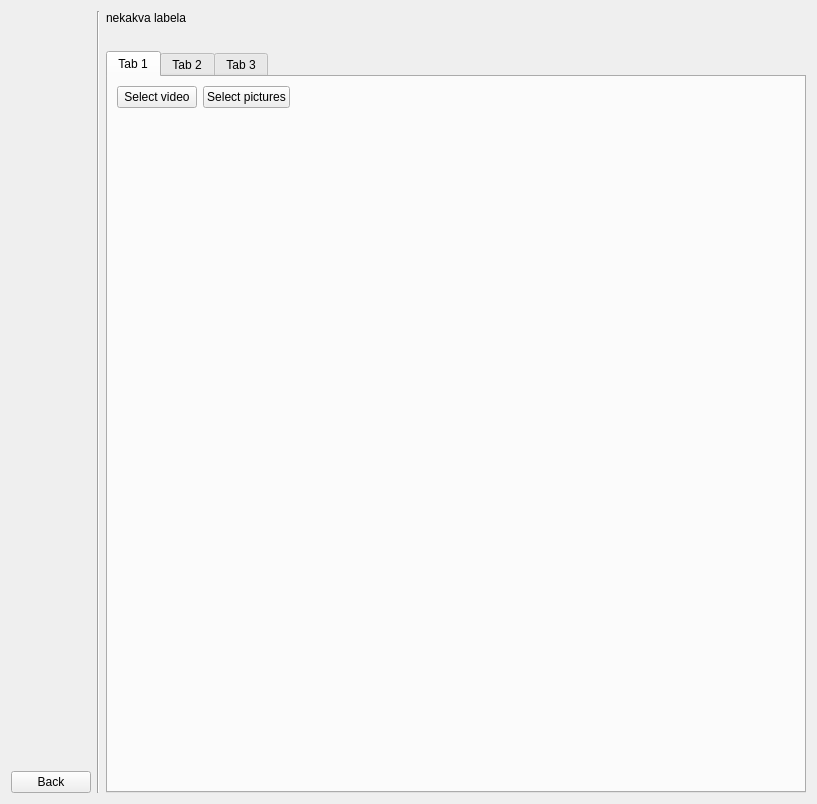
kuzzmak/deepfake, file gui/templates/make_deepfake_page.ui: the form before one commit.
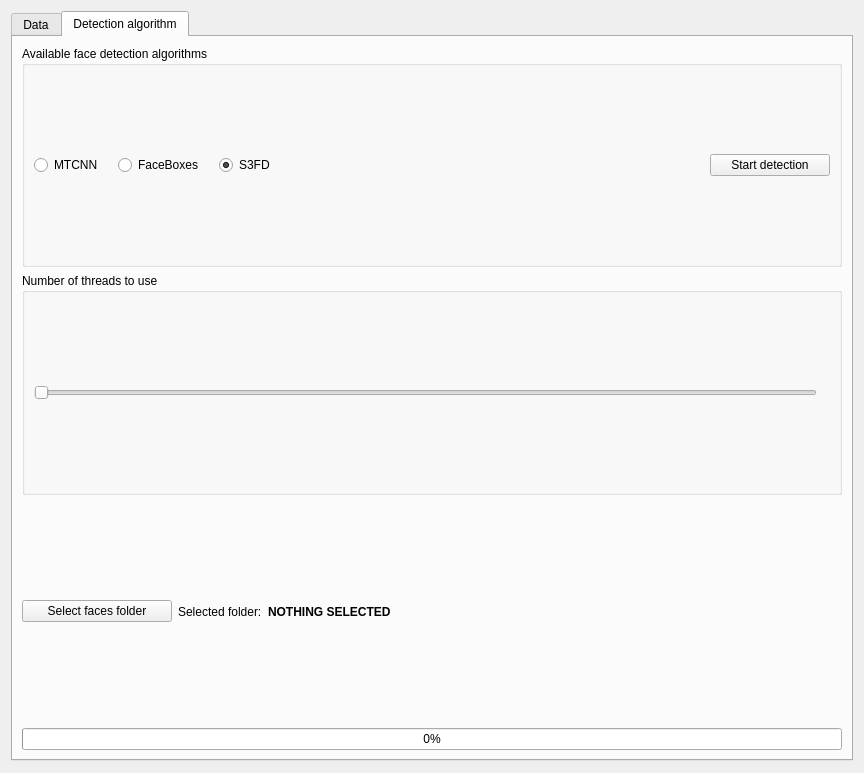
The form after the commit.

Commit message: Returned to make_deepfake_page from make_deepfake_page_2.

The edit to the form file:
```diff
--- a/gui/templates/make_deepfake_page.ui
+++ b/gui/templates/make_deepfake_page.ui
@@ -6,69 +6,88 @@
    <rect>
     <x>0</x>
     <y>0</y>
-    <width>817</width>
-    <height>804</height>
+    <width>864</width>
+    <height>773</height>
    </rect>
   </property>
   <property name="windowTitle">
    <string>Form</string>
   </property>
   <layout class="QVBoxLayout" name="verticalLayout_7">
+   <property name="spacing">
+    <number>20</number>
+   </property>
    <item>
-    <layout class="QVBoxLayout" name="verticalLayout">
-     <item>
-      <layout class="QHBoxLayout" name="horizontalLayout">
+    <widget class="QTabWidget" name="tab_widget">
+     <property name="currentIndex">
+      <number>1</number>
+     </property>
+     <widget class="QWidget" name="tab_1">
+      <attribute name="title">
+       <string>Data</string>
+      </attribute>
+      <layout class="QVBoxLayout" name="verticalLayout">
        <item>
-        <layout class="QVBoxLayout" name="verticalLayout_2">
-         <property name="sizeConstraint">
-          <enum>QLayout::SetDefaultConstraint</enum>
+        <widget class="QLabel" name="label">
+         <property name="font">
+          <font>
+           <pointsize>9</pointsize>
+          </font>
          </property>
-         <item>
-          <spacer name="verticalSpacer">
-           <property name="orientation">
-            <enum>Qt::Vertical</enum>
-           </property>
-           <property name="sizeHint" stdset="0">
-            <size>
-             <width>20</width>
-             <height>40</height>
-            </size>
-           </property>
-          </spacer>
-         </item>
-         <item>
-          <widget class="QPushButton" name="back_btn">
-           <property name="minimumSize">
-            <size>
-             <width>0</width>
-             <height>20</height>
-            </size>
-           </property>
-           <property name="text">
-            <string>Back</string>
-           </property>
-          </widget>
-         </item>
-        </layout>
+         <property name="text">
+          <string>Please select your training data. Possible choices are video and already existing images of faces.</string>
+         </property>
+        </widget>
        </item>
        <item>
         <widget class="Line" name="line">
          <property name="orientation">
-          <enum>Qt::Vertical</enum>
+          <enum>Qt::Horizontal</enum>
          </property>
         </widget>
        </item>
        <item>
-        <layout class="QVBoxLayout" name="verticalLayout_4">
+        <layout class="QHBoxLayout" name="horizontalLayout">
          <item>
-          <widget class="QLabel" name="label">
+          <widget class="QPushButton" name="select_video_btn">
+           <property name="minimumSize">
+            <size>
+             <width>200</width>
+             <height>0</height>
+            </size>
+           </property>
+           <property name="maximumSize">
+            <size>
+             <width>300</width>
+             <height>16777215</height>
+            </size>
+           </property>
            <property name="text">
-            <string>nekakva labela</string>
+            <string>Select video</string>
            </property>
           </widget>
          </item>
          <item>
-          <spacer name="horizontalSpacer">
+          <widget class="QPushButton" name="select_pictures_btn">
+           <property name="minimumSize">
+            <size>
+             <width>200</width>
+             <height>0</height>
+            </size>
+           </property>
+           <property name="maximumSize">
+            <size>
+             <width>300</width>
+             <height>16777215</height>
+            </size>
+           </property>
+           <property name="text">
+            <string>Select pictures</string>
+           </property>
+          </widget>
+         </item>
+         <item>
+          <spacer name="horizontalSpacer_3">
            <property name="orientation">
             <enum>Qt::Horizontal</enum>
            </property>
@@ -80,120 +99,233 @@
            </property>
           </spacer>
          </item>
+        </layout>
+       </item>
+       <item>
+        <widget class="Line" name="line_2">
+         <property name="orientation">
+          <enum>Qt::Horizontal</enum>
+         </property>
+        </widget>
+       </item>
+       <item>
+        <widget class="QLabel" name="preview_label">
+         <property name="font">
+          <font>
+           <pointsize>10</pointsize>
+          </font>
+         </property>
+         <property name="text">
+          <string/>
+         </property>
+        </widget>
+       </item>
+       <item>
+        <widget class="QStackedWidget" name="preview_widget">
+         <property name="sizePolicy">
+          <sizepolicy hsizetype="Preferred" vsizetype="MinimumExpanding">
+           <horstretch>0</horstretch>
+           <verstretch>0</verstretch>
+          </sizepolicy>
+         </property>
+         <property name="currentIndex">
+          <number>1</number>
+         </property>
+         <widget class="QWidget" name="page"/>
+         <widget class="QWidget" name="page_2"/>
+        </widget>
+       </item>
+      </layout>
+     </widget>
+     <widget class="QWidget" name="tab_2">
+      <attribute name="title">
+       <string>Detection algorithm</string>
+      </attribute>
+      <layout class="QVBoxLayout" name="detection_algorithm_tab_layout">
+       <item>
+        <widget class="QGroupBox" name="available_algorithms_gb">
+         <property name="title">
+          <string>Available face detection algorithms</string>
+         </property>
+         <layout class="QHBoxLayout" name="horizontalLayout_2">
+          <property name="spacing">
+           <number>15</number>
+          </property>
+          <item>
+           <widget class="QRadioButton" name="mtcnn_chk_btn">
+            <property name="text">
+             <string>MTCNN</string>
+            </property>
+           </widget>
+          </item>
+          <item>
+           <widget class="QRadioButton" name="faceboxes_chk_btn">
+            <property name="text">
+             <string>FaceBoxes</string>
+            </property>
+           </widget>
+          </item>
+          <item>
+           <widget class="QRadioButton" name="s3fd_chk_btn">
+            <property name="text">
+             <string>S3FD</string>
+            </property>
+            <property name="checked">
+             <bool>true</bool>
+            </property>
+           </widget>
+          </item>
+          <item>
+           <spacer name="horizontalSpacer">
+            <property name="orientation">
+             <enum>Qt::Horizontal</enum>
+            </property>
+            <property name="sizeHint" stdset="0">
+             <size>
+              <width>40</width>
+              <height>20</height>
+             </size>
+            </property>
+           </spacer>
+          </item>
+          <item>
+           <widget class="QPushButton" name="start_detection_btn">
+            <property name="minimumSize">
+             <size>
+              <width>120</width>
+              <height>0</height>
+             </size>
+            </property>
+            <property name="maximumSize">
+             <size>
+              <width>16777215</width>
+              <height>16777215</height>
+             </size>
+            </property>
+            <property name="baseSize">
+             <size>
+              <width>0</width>
+              <height>0</height>
+             </size>
+            </property>
+            <property name="text">
+             <string>Start detection</string>
+            </property>
+           </widget>
+          </item>
+         </layout>
+        </widget>
+       </item>
+       <item>
+        <widget class="QGroupBox" name="number_of_threads_gb">
+         <property name="title">
+          <string>Number of threads to use</string>
+         </property>
+         <layout class="QHBoxLayout" name="horizontalLayout_4">
+          <item>
+           <widget class="QSlider" name="number_of_threads_slider">
+            <property name="minimum">
+             <number>1</number>
+            </property>
+            <property name="orientation">
+             <enum>Qt::Horizontal</enum>
+            </property>
+           </widget>
+          </item>
+          <item>
+           <widget class="QLabel" name="number_of_threads_label">
+            <property name="font">
+             <font>
+              <pointsize>9</pointsize>
+             </font>
+            </property>
+            <property name="text">
+             <string/>
+            </property>
+           </widget>
+          </item>
+         </layout>
+        </widget>
+       </item>
+       <item>
+        <layout class="QHBoxLayout" name="horizontalLayout_3">
+         <item alignment="Qt::AlignLeft">
+          <widget class="QPushButton" name="select_faces_folder_btn">
+           <property name="minimumSize">
+            <size>
+             <width>150</width>
+             <height>0</height>
+            </size>
+           </property>
+           <property name="text">
+            <string>Select faces folder</string>
+           </property>
+          </widget>
+         </item>
+         <item alignment="Qt::AlignLeft">
+          <widget class="QLabel" name="label_2">
+           <property name="text">
+            <string>Selected folder:</string>
+           </property>
+          </widget>
+         </item>
          <item>
-          <widget class="QSplitter" name="splitter">
-           <property name="orientation">
-            <enum>Qt::Vertical</enum>
+          <widget class="QLabel" name="selected_faces_folder_label">
+           <property name="font">
+            <font>
+             <weight>75</weight>
+             <bold>true</bold>
+            </font>
            </property>
-           <widget class="QWidget" name="verticalLayoutWidget_5">
-            <layout class="QVBoxLayout" name="verticalLayout_6">
-             <item>
-              <widget class="QSplitter" name="splitter_2">
-               <property name="orientation">
-                <enum>Qt::Vertical</enum>
-               </property>
-               <widget class="QWidget" name="verticalLayoutWidget_4">
-                <layout class="QVBoxLayout" name="verticalLayout_5">
-                 <property name="spacing">
-                  <number>10</number>
-                 </property>
-                 <item>
-                  <widget class="QTabWidget" name="tabs">
-                   <property name="currentIndex">
-                    <number>0</number>
-                   </property>
-                   <widget class="QWidget" name="tab">
-                    <attribute name="title">
-                     <string>Tab 1</string>
-                    </attribute>
-                    <layout class="QVBoxLayout" name="verticalLayout_9">
-                     <item>
-                      <layout class="QVBoxLayout" name="tab_1_layout">
-                       <item>
-                        <layout class="QHBoxLayout" name="horizontalLayout_2">
-                         <item>
-                          <widget class="QPushButton" name="select_video_btn">
-                           <property name="sizePolicy">
-                            <sizepolicy hsizetype="Fixed" vsizetype="Fixed">
-                             <horstretch>0</horstretch>
-                             <verstretch>0</verstretch>
-                            </sizepolicy>
-                           </property>
-                           <property name="text">
-                            <string>Select video</string>
-                           </property>
-                          </widget>
-                         </item>
-                         <item>
-                          <widget class="QPushButton" name="select_pictures_btn">
-                           <property name="sizePolicy">
-                            <sizepolicy hsizetype="Fixed" vsizetype="Fixed">
-                             <horstretch>0</horstretch>
-                             <verstretch>0</verstretch>
-                            </sizepolicy>
-                           </property>
-                           <property name="text">
-                            <string>Select pictures</string>
-                           </property>
-                          </widget>
-                         </item>
-                         <item>
-                          <spacer name="horizontalSpacer_2">
-                           <property name="orientation">
-                            <enum>Qt::Horizontal</enum>
-                           </property>
-                           <property name="sizeHint" stdset="0">
-                            <size>
-                             <width>40</width>
-                             <height>20</height>
-                            </size>
-                           </property>
-                          </spacer>
-                         </item>
-                        </layout>
-                       </item>
-                       <item>
-                        <spacer name="verticalSpacer_2">
-                         <property name="orientation">
-                          <enum>Qt::Vertical</enum>
-                         </property>
-                         <property name="sizeHint" stdset="0">
-                          <size>
-                           <width>20</width>
-                           <height>40</height>
-                          </size>
-                         </property>
-                        </spacer>
-                       </item>
-                      </layout>
-                     </item>
-                    </layout>
-                   </widget>
-                   <widget class="QWidget" name="tab_2">
-                    <attribute name="title">
-                     <string>Tab 2</string>
-                    </attribute>
-                   </widget>
-                   <widget class="QWidget" name="tab_3">
-                    <attribute name="title">
-                     <string>Tab 3</string>
-                    </attribute>
-                   </widget>
-                  </widget>
-                 </item>
-                </layout>
-               </widget>
-              </widget>
-             </item>
-            </layout>
-           </widget>
+           <property name="text">
+            <string>NOTHING SELECTED</string>
+           </property>
           </widget>
          </item>
+         <item>
+          <spacer name="horizontalSpacer_2">
+           <property name="orientation">
+            <enum>Qt::Horizontal</enum>
+           </property>
+           <property name="sizeHint" stdset="0">
+            <size>
+             <width>40</width>
+             <height>20</height>
+            </size>
+           </property>
+          </spacer>
+         </item>
         </layout>
        </item>
+       <item>
+        <layout class="QVBoxLayout" name="image_viewer_layout"/>
+       </item>
+       <item>
+        <widget class="QProgressBar" name="face_extraction_progress">
+         <property name="value">
+          <number>0</number>
+         </property>
+        </widget>
+       </item>
       </layout>
-     </item>
-    </layout>
+     </widget>
+    </widget>
+   </item>
+   <item>
+    <spacer name="verticalSpacer">
+     <property name="orientation">
+      <enum>Qt::Vertical</enum>
+     </property>
+     <property name="sizeType">
+      <enum>QSizePolicy::Ignored</enum>
+     </property>
+     <property name="sizeHint" stdset="0">
+      <size>
+       <width>20</width>
+       <height>1</height>
+      </size>
+     </property>
+    </spacer>
    </item>
   </layout>
  </widget>
```
The commit also changes 7 other files.
